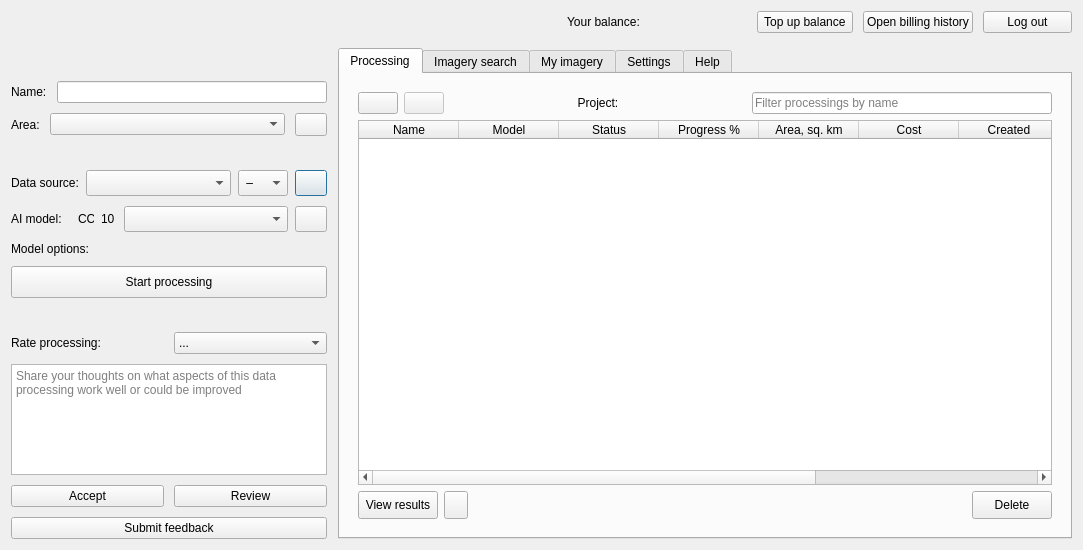
Geoalert/mapflow-qgis, file mapflow/dialogs/static/ui/main_dialog.ui: the form before one commit.
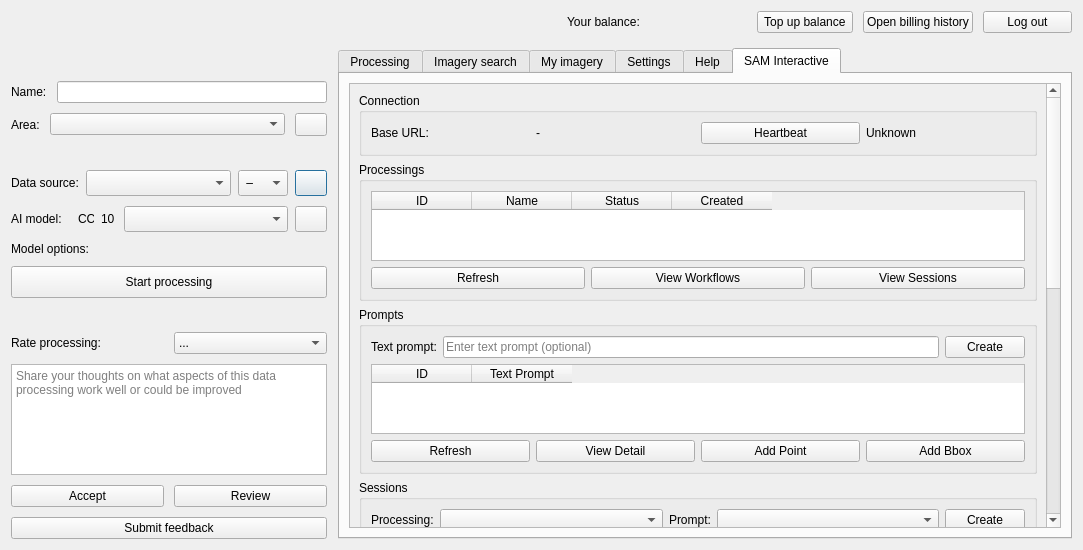
The form after the commit. The open tabs and pages were chosen to show the change. Icons and pictures are not drawn. Custom widgets are drawn as their Qt base class.

Commit message: feat: add SAM Interactive tab UI layout (Pass 2)

```diff
--- a/mapflow/dialogs/static/ui/main_dialog.ui
+++ b/mapflow/dialogs/static/ui/main_dialog.ui
@@ -3351,6 +3351,531 @@
            </item>
           </layout>
          </widget>
+         <widget class="QWidget" name="samTab">
+          <attribute name="title">
+           <string>SAM Interactive</string>
+          </attribute>
+          <layout class="QVBoxLayout" name="samTabLayout">
+           <item>
+            <widget class="QScrollArea" name="samScrollArea">
+             <property name="widgetResizable">
+              <bool>true</bool>
+             </property>
+             <widget class="QWidget" name="samScrollContent">
+              <property name="geometry">
+               <rect>
+                <x>0</x>
+                <y>0</y>
+                <width>400</width>
+                <height>1200</height>
+               </rect>
+              </property>
+              <layout class="QVBoxLayout" name="samScrollLayout">
+               <!-- Connection -->
+               <item>
+                <widget class="QGroupBox" name="samConnectionGroup">
+                 <property name="title">
+                  <string>Connection</string>
+                 </property>
+                 <layout class="QHBoxLayout" name="samConnectionLayout">
+                  <item>
+                   <widget class="QLabel" name="samBaseUrlLabel">
+                    <property name="text">
+                     <string>Base URL:</string>
+                    </property>
+                   </widget>
+                  </item>
+                  <item>
+                   <widget class="QLabel" name="samBaseUrlValue">
+                    <property name="text">
+                     <string>-</string>
+                    </property>
+                   </widget>
+                  </item>
+                  <item>
+                   <widget class="QPushButton" name="samHeartbeatButton">
+                    <property name="text">
+                     <string>Heartbeat</string>
+                    </property>
+                   </widget>
+                  </item>
+                  <item>
+                   <widget class="QLabel" name="samConnectionStatus">
+                    <property name="text">
+                     <string>Unknown</string>
+                    </property>
+                   </widget>
+                  </item>
+                 </layout>
+                </widget>
+               </item>
+               <!-- Processings -->
+               <item>
+                <widget class="QGroupBox" name="samProcessingsGroup">
+                 <property name="title">
+                  <string>Processings</string>
+                 </property>
+                 <layout class="QVBoxLayout" name="samProcessingsLayout">
+                  <item>
+                   <widget class="QTableWidget" name="samProcessingsTable">
+                    <property name="columnCount">
+                     <number>4</number>
+                    </property>
+                    <property name="selectionMode">
+                     <enum>QAbstractItemView::SingleSelection</enum>
+                    </property>
+                    <property name="selectionBehavior">
+                     <enum>QAbstractItemView::SelectRows</enum>
+                    </property>
+                    <column>
+                     <property name="text">
+                      <string>ID</string>
+                     </property>
+                    </column>
+                    <column>
+                     <property name="text">
+                      <string>Name</string>
+                     </property>
+                    </column>
+                    <column>
+                     <property name="text">
+                      <string>Status</string>
+                     </property>
+                    </column>
+                    <column>
+                     <property name="text">
+                      <string>Created</string>
+                     </property>
+                    </column>
+                   </widget>
+                  </item>
+                  <item>
+                   <layout class="QHBoxLayout" name="samProcessingsButtonsLayout">
+                    <item>
+                     <widget class="QPushButton" name="samRefreshProcessings">
+                      <property name="text">
+                       <string>Refresh</string>
+                      </property>
+                     </widget>
+                    </item>
+                    <item>
+                     <widget class="QPushButton" name="samViewWorkflows">
+                      <property name="text">
+                       <string>View Workflows</string>
+                      </property>
+                     </widget>
+                    </item>
+                    <item>
+                     <widget class="QPushButton" name="samViewSessions">
+                      <property name="text">
+                       <string>View Sessions</string>
+                      </property>
+                     </widget>
+                    </item>
+                   </layout>
+                  </item>
+                 </layout>
+                </widget>
+               </item>
+               <!-- Prompts -->
+               <item>
+                <widget class="QGroupBox" name="samPromptsGroup">
+                 <property name="title">
+                  <string>Prompts</string>
+                 </property>
+                 <layout class="QVBoxLayout" name="samPromptsLayout">
+                  <item>
+                   <layout class="QHBoxLayout" name="samPromptCreateLayout">
+                    <item>
+                     <widget class="QLabel" name="samPromptLabel">
+                      <property name="text">
+                       <string>Text prompt:</string>
+                      </property>
+                     </widget>
+                    </item>
+                    <item>
+                     <widget class="QLineEdit" name="samPromptText">
+                      <property name="placeholderText">
+                       <string>Enter text prompt (optional)</string>
+                      </property>
+                     </widget>
+                    </item>
+                    <item>
+                     <widget class="QPushButton" name="samCreatePrompt">
+                      <property name="text">
+                       <string>Create</string>
+                      </property>
+                     </widget>
+                    </item>
+                   </layout>
+                  </item>
+                  <item>
+                   <widget class="QTableWidget" name="samPromptsTable">
+                    <property name="columnCount">
+                     <number>2</number>
+                    </property>
+                    <property name="selectionMode">
+                     <enum>QAbstractItemView::SingleSelection</enum>
+                    </property>
+                    <property name="selectionBehavior">
+                     <enum>QAbstractItemView::SelectRows</enum>
+                    </property>
+                    <column>
+                     <property name="text">
+                      <string>ID</string>
+                     </property>
+                    </column>
+                    <column>
+                     <property name="text">
+                      <string>Text Prompt</string>
+                     </property>
+                    </column>
+                   </widget>
+                  </item>
+                  <item>
+                   <layout class="QHBoxLayout" name="samPromptsButtonsLayout">
+                    <item>
+                     <widget class="QPushButton" name="samRefreshPrompts">
+                      <property name="text">
+                       <string>Refresh</string>
+                      </property>
+                     </widget>
+                    </item>
+                    <item>
+                     <widget class="QPushButton" name="samViewPromptDetail">
+                      <property name="text">
+                       <string>View Detail</string>
+                      </property>
+                     </widget>
+                    </item>
+                    <item>
+                     <widget class="QPushButton" name="samAddPointPrompt">
+                      <property name="text">
+                       <string>Add Point</string>
+                      </property>
+                     </widget>
+                    </item>
+                    <item>
+                     <widget class="QPushButton" name="samAddBboxPrompt">
+                      <property name="text">
+                       <string>Add Bbox</string>
+                      </property>
+                     </widget>
+                    </item>
+                   </layout>
+                  </item>
+                 </layout>
+                </widget>
+               </item>
+               <!-- Sessions -->
+               <item>
+                <widget class="QGroupBox" name="samSessionsGroup">
+                 <property name="title">
+                  <string>Sessions</string>
+                 </property>
+                 <layout class="QVBoxLayout" name="samSessionsLayout">
+                  <item>
+                   <layout class="QHBoxLayout" name="samSessionCreateLayout">
+                    <item>
+                     <widget class="QLabel" name="samSessionProcessingLabel">
+                      <property name="text">
+                       <string>Processing:</string>
+                      </property>
+                     </widget>
+                    </item>
+                    <item>
+                     <widget class="QComboBox" name="samSessionProcessingCombo">
+                      <property name="sizePolicy">
+                       <sizepolicy hsizetype="Expanding" vsizetype="Fixed">
+                        <horstretch>0</horstretch>
+                        <verstretch>0</verstretch>
+                       </sizepolicy>
+                      </property>
+                     </widget>
+                    </item>
+                    <item>
+                     <widget class="QLabel" name="samSessionPromptLabel">
+                      <property name="text">
+                       <string>Prompt:</string>
+                      </property>
+                     </widget>
+                    </item>
+                    <item>
+                     <widget class="QComboBox" name="samSessionPromptCombo">
+                      <property name="sizePolicy">
+                       <sizepolicy hsizetype="Expanding" vsizetype="Fixed">
+                        <horstretch>0</horstretch>
+                        <verstretch>0</verstretch>
+                       </sizepolicy>
+                      </property>
+                     </widget>
+                    </item>
+                    <item>
+                     <widget class="QPushButton" name="samCreateSession">
+                      <property name="text">
+                       <string>Create</string>
+                      </property>
+                     </widget>
+                    </item>
+                   </layout>
+                  </item>
+                  <item>
+                   <widget class="QTableWidget" name="samSessionsTable">
+                    <property name="columnCount">
+                     <number>3</number>
+                    </property>
+                    <property name="selectionMode">
+                     <enum>QAbstractItemView::SingleSelection</enum>
+                    </property>
+                    <property name="selectionBehavior">
+                     <enum>QAbstractItemView::SelectRows</enum>
+                    </property>
+                    <column>
+                     <property name="text">
+                      <string>ID</string>
+                     </property>
+                    </column>
+                    <column>
+                     <property name="text">
+                      <string>Processing ID</string>
+                     </property>
+                    </column>
+                    <column>
+                     <property name="text">
+                      <string>Prompt ID</string>
+                     </property>
+                    </column>
+                   </widget>
+                  </item>
+                  <item>
+                   <layout class="QHBoxLayout" name="samSessionsButtonsLayout">
+                    <item>
+                     <widget class="QPushButton" name="samRefreshSessions">
+                      <property name="text">
+                       <string>Refresh</string>
+                      </property>
+                     </widget>
+                    </item>
+                    <item>
+                     <widget class="QPushButton" name="samViewSessionDetail">
+                      <property name="text">
+                       <string>View Detail</string>
+                      </property>
+                     </widget>
+                    </item>
+                    <item>
+                     <widget class="QPushButton" name="samCopySession">
+                      <property name="text">
+                       <string>Copy Session</string>
+                      </property>
+                     </widget>
+                    </item>
+                   </layout>
+                  </item>
+                 </layout>
+                </widget>
+               </item>
+               <!-- Inference -->
+               <item>
+                <widget class="QGroupBox" name="samInferenceGroup">
+                 <property name="title">
+                  <string>Inference</string>
+                 </property>
+                 <layout class="QVBoxLayout" name="samInferenceLayout">
+                  <item>
+                   <layout class="QHBoxLayout" name="samInferenceCreateLayout">
+                    <item>
+                     <widget class="QLabel" name="samInferenceSessionLabel">
+                      <property name="text">
+                       <string>Session:</string>
+                      </property>
+                     </widget>
+                    </item>
+                    <item>
+                     <widget class="QComboBox" name="samInferenceSessionCombo">
+                      <property name="sizePolicy">
+                       <sizepolicy hsizetype="Expanding" vsizetype="Fixed">
+                        <horstretch>0</horstretch>
+                        <verstretch>0</verstretch>
+                       </sizepolicy>
+                      </property>
+                     </widget>
+                    </item>
+                    <item>
+                     <widget class="QLabel" name="samInferenceWorkflowLabel">
+                      <property name="text">
+                       <string>Workflow:</string>
+                      </property>
+                     </widget>
+                    </item>
+                    <item>
+                     <widget class="QComboBox" name="samInferenceWorkflowCombo">
+                      <property name="sizePolicy">
+                       <sizepolicy hsizetype="Expanding" vsizetype="Fixed">
+                        <horstretch>0</horstretch>
+                        <verstretch>0</verstretch>
+                       </sizepolicy>
+                      </property>
+                     </widget>
+                    </item>
+                   </layout>
+                  </item>
+                  <item>
+                   <layout class="QHBoxLayout" name="samInferenceActionsLayout">
+                    <item>
+                     <widget class="QPushButton" name="samDrawAoi">
+                      <property name="text">
+                       <string>Draw AOI</string>
+                      </property>
+                     </widget>
+                    </item>
+                    <item>
+                     <widget class="QPushButton" name="samRunInference">
+                      <property name="text">
+                       <string>Run Inference</string>
+                      </property>
+                     </widget>
+                    </item>
+                   </layout>
+                  </item>
+                  <item>
+                   <layout class="QHBoxLayout" name="samInferenceStatusLayout">
+                    <item>
+                     <widget class="QLabel" name="samInferenceIdLabel">
+                      <property name="text">
+                       <string>Inference:</string>
+                      </property>
+                     </widget>
+                    </item>
+                    <item>
+                     <widget class="QLabel" name="samInferenceIdValue">
+                      <property name="text">
+                       <string>-</string>
+                      </property>
+                     </widget>
+                    </item>
+                    <item>
+                     <widget class="QLabel" name="samInferenceStatusLabel">
+                      <property name="text">
+                       <string>Status:</string>
+                      </property>
+                     </widget>
+                    </item>
+                    <item>
+                     <widget class="QLabel" name="samInferenceStatusValue">
+                      <property name="text">
+                       <string>-</string>
+                      </property>
+                     </widget>
+                    </item>
+                    <item>
+                     <widget class="QLabel" name="samWorkflowStatusLabel">
+                      <property name="text">
+                       <string>Workflow:</string>
+                      </property>
+                     </widget>
+                    </item>
+                    <item>
+                     <widget class="QLabel" name="samWorkflowStatusValue">
+                      <property name="text">
+                       <string>-</string>
+                      </property>
+                     </widget>
+                    </item>
+                    <item>
+                     <widget class="QPushButton" name="samRefreshInferenceStatus">
+                      <property name="text">
+                       <string>Refresh Status</string>
+                      </property>
+                     </widget>
+                    </item>
+                   </layout>
+                  </item>
+                 </layout>
+                </widget>
+               </item>
+               <!-- Results -->
+               <item>
+                <widget class="QGroupBox" name="samResultsGroup">
+                 <property name="title">
+                  <string>Results</string>
+                 </property>
+                 <layout class="QHBoxLayout" name="samResultsLayout">
+                  <item>
+                   <widget class="QLabel" name="samResultSessionLabel">
+                    <property name="text">
+                     <string>Session:</string>
+                    </property>
+                   </widget>
+                  </item>
+                  <item>
+                   <widget class="QComboBox" name="samResultSessionCombo">
+                    <property name="sizePolicy">
+                     <sizepolicy hsizetype="Expanding" vsizetype="Fixed">
+                      <horstretch>0</horstretch>
+                      <verstretch>0</verstretch>
+                     </sizepolicy>
+                    </property>
+                   </widget>
+                  </item>
+                  <item>
+                   <widget class="QPushButton" name="samLoadResult">
+                    <property name="text">
+                     <string>Load Result</string>
+                    </property>
+                   </widget>
+                  </item>
+                 </layout>
+                </widget>
+               </item>
+               <!-- Debug Output -->
+               <item>
+                <widget class="QGroupBox" name="samDebugGroup">
+                 <property name="title">
+                  <string>Debug Output</string>
+                 </property>
+                 <layout class="QVBoxLayout" name="samDebugLayout">
+                  <item>
+                   <widget class="QTextEdit" name="samDebugOutput">
+                    <property name="readOnly">
+                     <bool>true</bool>
+                    </property>
+                    <property name="font">
+                     <font>
+                      <family>Courier</family>
+                      <pointsize>9</pointsize>
+                     </font>
+                    </property>
+                    <property name="minimumSize">
+                     <size>
+                      <width>0</width>
+                      <height>150</height>
+                     </size>
+                    </property>
+                   </widget>
+                  </item>
+                 </layout>
+                </widget>
+               </item>
+               <item>
+                <spacer name="samVerticalSpacer">
+                 <property name="orientation">
+                  <enum>Qt::Vertical</enum>
+                 </property>
+                 <property name="sizeHint" stdset="0">
+                  <size>
+                   <width>20</width>
+                   <height>10</height>
+                  </size>
+                 </property>
+                </spacer>
+               </item>
+              </layout>
+             </widget>
+            </widget>
+           </item>
+          </layout>
+         </widget>
         </widget>
        </item>
       </layout>
```
The commit also changes 3 other files.
